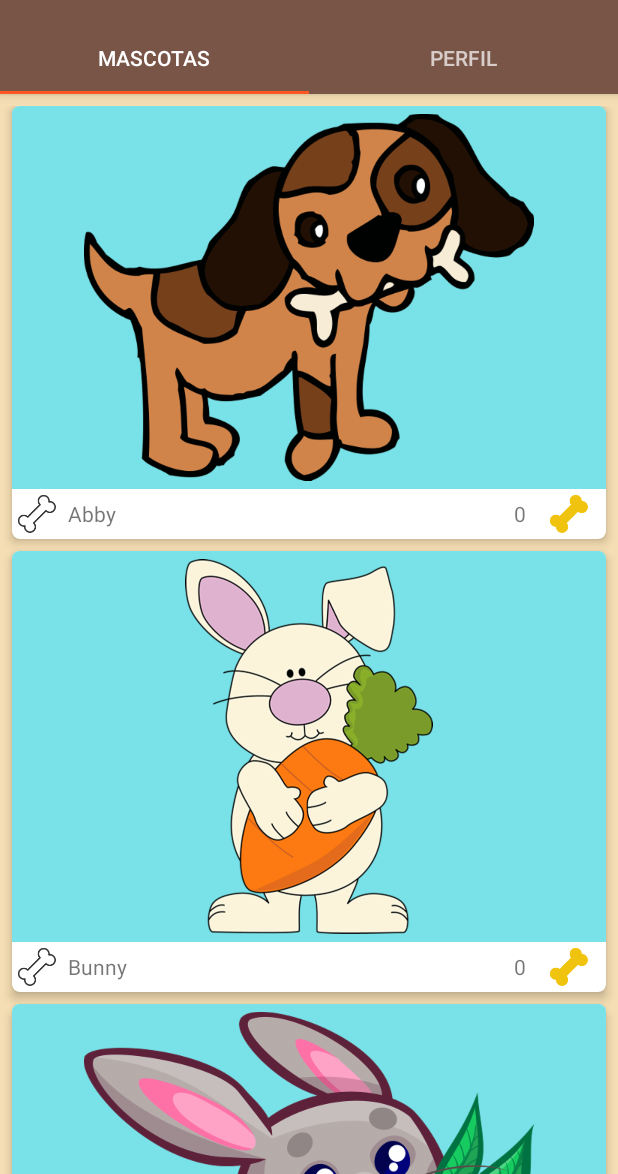
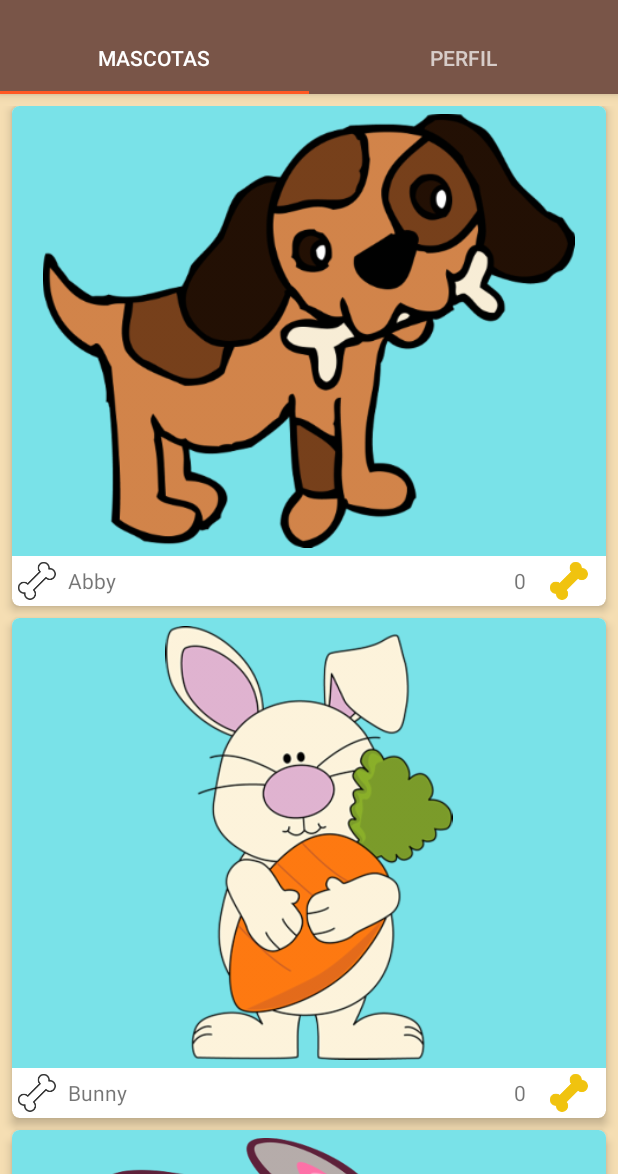
Before and after one commit to romansg/Petagram, an Android app: the screen it shows after launch (MainActivity), on a phone screen of 412 x 824 dp, the part 62-1236 px from its top. Run offline under Robolectric (Android 15) with nearby library versions, the light colour scheme and no system bars.

Commit message:
Algunos ajustes y pantallazos

```diff
--- a/app/src/main/java/com/romansg/petagram/db/DbHelper.java
+++ b/app/src/main/java/com/romansg/petagram/db/DbHelper.java
@@ -8,6 +8,7 @@ import android.database.sqlite.SQLiteOpenHelper;
 
 import com.romansg.petagram.pojo.Mascota;
 
+import java.io.File;
 import java.util.ArrayList;
 import java.util.Locale;
 
@@ -21,6 +22,11 @@ public class DbHelper extends SQLiteOpenHelper {
     public static final String TABLA_MASCOTA_LIKES = "likes";
 
     private Context context;
+
+    public static boolean databaseExists(Context context) {
+        File file = context.getDatabasePath(DATABASE_NAME);
+        return file.exists();
+    }
 
     public DbHelper(Context context) {
         super(context, DATABASE_NAME, null, DATABASE_VERSION);
@@ -92,7 +98,11 @@ public class DbHelper extends SQLiteOpenHelper {
     }
 
     public ArrayList<Mascota> obtenerTodasLasMascotas() {
-        String sqlObtenerMascotas = "SELECT * FROM " + TABLA_MASCOTA;
+        String sqlObtenerMascotas = String.format(
+                    Locale.getDefault(),
+                    "SELECT * FROM %s ORDER BY %s",
+                    TABLA_MASCOTA,
+                    TABLA_MASCOTA_NOMBRE);
 
         return obtenerMascotas(sqlObtenerMascotas);
     }
--- a/app/src/main/java/com/romansg/petagram/db/Interactor.java
+++ b/app/src/main/java/com/romansg/petagram/db/Interactor.java
@@ -13,6 +13,10 @@ public class Interactor {
 
     public Interactor(Context context) {
         this.context  = context;
+    }
+
+    public boolean hayDatos() {
+        return DbHelper.databaseExists(context);
     }
 
     public void agregarMascotas() {
--- a/app/src/main/java/com/romansg/petagram/main/MainActivity.java
+++ b/app/src/main/java/com/romansg/petagram/main/MainActivity.java
@@ -1,7 +1,5 @@
 package com.romansg.petagram.main;
 
-import android.content.Context;
-import android.content.SharedPreferences;
 import android.support.design.widget.TabLayout;
 import android.support.v4.app.Fragment;
 import android.support.v4.view.ViewPager;
@@ -10,7 +8,6 @@ import android.os.Bundle;
 import android.support.v7.widget.Toolbar;
 import android.view.Menu;
 import android.view.MenuItem;
-import android.widget.Toast;
 
 import com.romansg.petagram.R;
 
@@ -31,24 +28,6 @@ public class MainActivity extends AppCompatActivity implements MainView {
 
         setSupportActionBar(toolbar);
         presenter = new MainPresenterImpl(this, this);
-
-        /*
-            En esta aplicación trabajaremos con datos de muestra que insertaremos la primera vez que
-            se ejecute. Para determinar si es la primera ejecución guardaremos un valor en las
-            preferencias.
-         */
-        SharedPreferences preferences = getSharedPreferences("preferencias", Context.MODE_PRIVATE);
-        boolean firstRun = preferences.getBoolean("firstRun", true);
-
-        if (firstRun) {
-            presenter.agregarMuestraMascotas();
-
-            SharedPreferences.Editor editor = preferences.edit();
-            editor.putBoolean("firstRun", false);
-            editor.commit();
-
-            Toast.makeText(this, "Primera ejecución", Toast.LENGTH_SHORT).show();
-        }
     }
 
     @Override
--- a/app/src/main/java/com/romansg/petagram/main/MainPresenterImpl.java
+++ b/app/src/main/java/com/romansg/petagram/main/MainPresenterImpl.java
@@ -23,6 +23,12 @@ public class MainPresenterImpl implements MainPresenter {
                 new Fragment[]{new ListaMascotasFragment(), new PerfilMascotaFragment()},
                 new String[]{"Mascotas", "Perfil"}
         );
+
+        Interactor interactor = new Interactor(context);
+
+        if (!interactor.hayDatos()) {
+            agregarMuestraMascotas();
+        }
     }
 
     @Override
--- a/app/src/main/res/layout/mascota.xml
+++ b/app/src/main/res/layout/mascota.xml
@@ -18,7 +18,7 @@
         <ImageView
             android:id="@+id/ivPetPhoto"
             android:layout_width="match_parent"
-            android:layout_height="wrap_content"
+            android:layout_height="300dp"
             android:background="@color/foto_background"
             android:contentDescription="@string/foto_descr"
             android:padding="5dp"
--- a/app/src/main/res/menu/menu_opciones.xml
+++ b/app/src/main/res/menu/menu_opciones.xml
@@ -1,7 +1,6 @@
 <?xml version="1.0" encoding="utf-8"?>
 <menu xmlns:android="http://schemas.android.com/apk/res/android"
     xmlns:app="http://schemas.android.com/apk/res-auto">
-
     <item
         android:id="@+id/mContacto"
         android:title="@string/menu_contacto"
```
Also changed, not shown: 6 other files.
